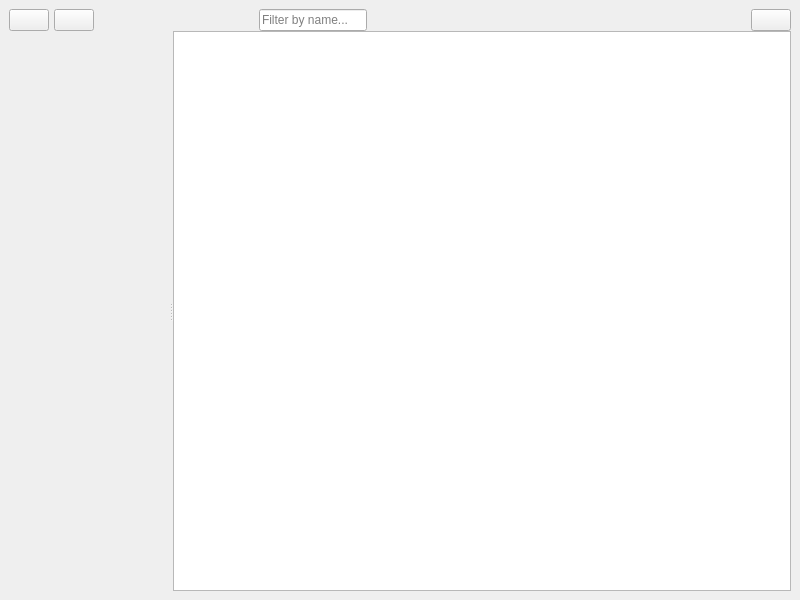
The window that sem3/OOP/qtlearn/Notes/mainwindow.ui (Dunnaya/uni) describes before a commit, drawn with Qt 5.
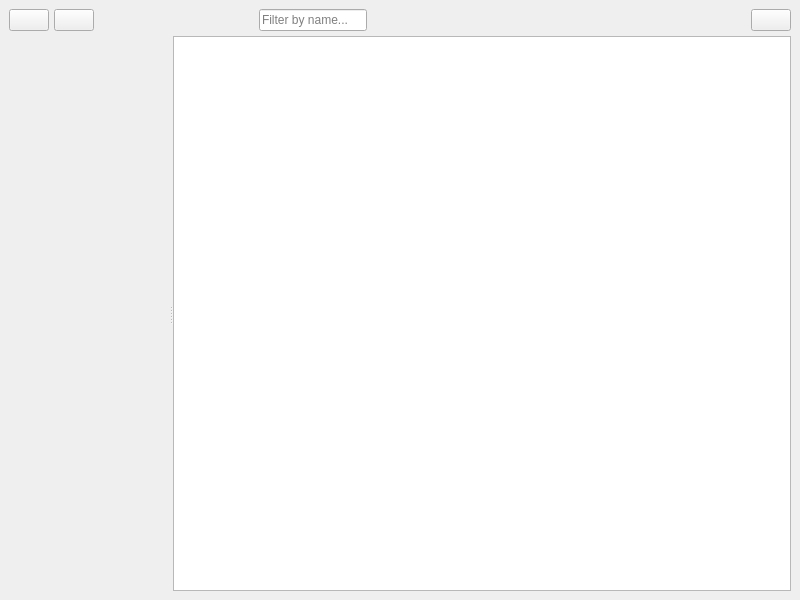
The same window after the commit. Icons and pictures are not drawn. Custom widgets are drawn as their Qt base class.

Patch:
```diff
--- a/sem3/OOP/qtlearn/Notes/mainwindow.ui
+++ b/sem3/OOP/qtlearn/Notes/mainwindow.ui
@@ -31,6 +31,9 @@
    </property>
    <item>
     <layout class="QHBoxLayout" name="horizontalLayout">
+     <property name="bottomMargin">
+      <number>5</number>
+     </property>
      <item>
       <widget class="QPushButton" name="newNoteBtn">
        <property name="text">
```
